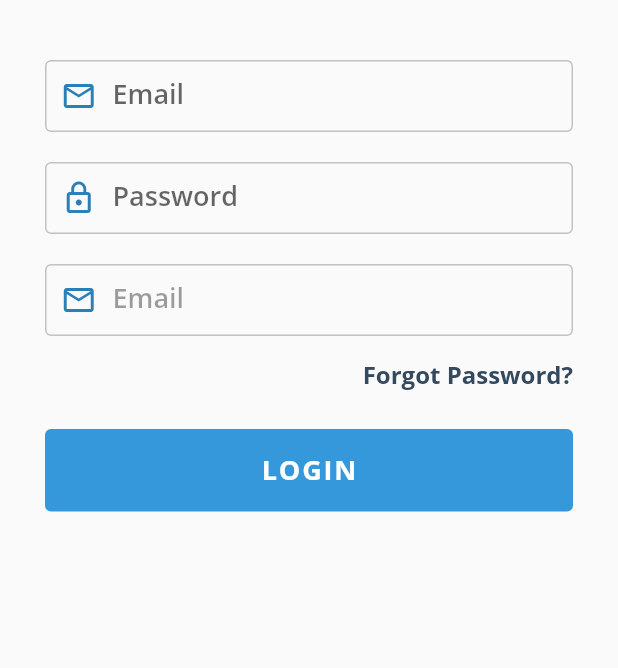
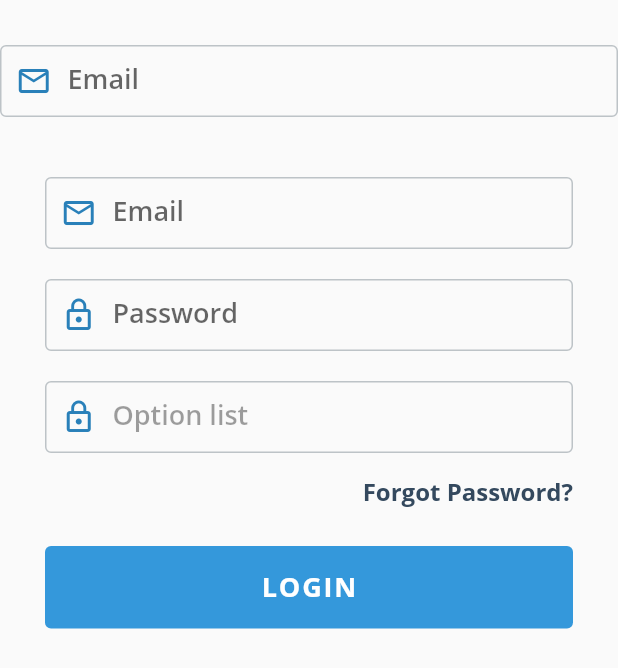
Before and after one commit to ainulya16/flat_ui, a Flutter app: the screen it shows after launch, on a phone screen of 412 x 824 dp. Shown: the top 668 px of the screen. Run offline on Flutter 3.47's test engine with Material 2 defaults, Android fonts, the phone set to English and light mode, and no system bars.

Commit message:
feat: dropdown field

```diff
--- a/example/lib/main.dart
+++ b/example/lib/main.dart
@@ -32,6 +32,13 @@ class MyHomePage extends StatefulWidget {
 
 class _MyHomePageState extends State<MyHomePage> {
   int _counter = 0;
+  List<OptionItem> options = [
+    OptionItem(label: 'Label text 1', value: 1),
+    OptionItem(label: 'dasds', value: 2),
+    OptionItem(label: 'Label text 3', value: 3),
+    OptionItem(label: 'Label text 4', value: 4),
+    OptionItem(label: 'Label text 5', value: 5),
+  ];
 
   void _incrementCounter() {
     setState(() {
@@ -49,6 +56,21 @@ class _MyHomePageState extends State<MyHomePage> {
           mainAxisAlignment: MainAxisAlignment.center,
           crossAxisAlignment: CrossAxisAlignment.center,
           children: <Widget>[
+            SizedBox(height: 30,),
+
+            Row(children: <Widget>[
+              Expanded(child: FUITextField(
+                label: 'Email',
+                allowNextFocus: true,
+                borderType: FUIFieldBorderType.bordered,
+                prefix: Icon(Icons.mail_outline, color: HexColor('#2980b9'),),
+                hintText: 'john@doe.com',
+                borderRadius: 4,
+                borderColor: '#bdc3c7',
+                focusedBorderColor: '2980b9',
+              ),),
+
+            ],),
             SizedBox(height: 30,),
             Padding(
               padding: const EdgeInsets.symmetric(horizontal:30.0, vertical: 10),
@@ -79,16 +101,14 @@ class _MyHomePageState extends State<MyHomePage> {
             Padding(
               padding: const EdgeInsets.symmetric(horizontal:30.0, vertical: 10),
               child: FUIDropdownList(
-                // label: 'Password',
-                // allowNextFocus: false,
-                // borderType: FUIFieldBorderType.bordered,
-                // prefix: Icon(Icons.lock_outline, color: HexColor('#2980b9'),),
-                // borderRadius: 4,
-                // obsecureText: true,
-                // borderColor: '#bdc3c7',
-                // focusedBorderColor: '2980b9',
+                options: options,
+                label: 'Option list',
+                borderType: FUIFieldBorderType.bordered,
+                prefix: Icon(Icons.lock_outline, color: HexColor('#2980b9'),),
+                borderRadius: 4,
               )
             ),
+
             Padding(
               padding: const EdgeInsets.symmetric(horizontal:30.0, vertical: 5),
               child: Row(
--- a/lib/Inputs/DropdownList.dart
+++ b/lib/Inputs/DropdownList.dart
@@ -1,11 +1,53 @@
 import 'package:flat_ui/flat_ui.dart';
 import 'package:flutter/material.dart';
 
+class OptionItem {
+  final String label;
+  final dynamic value;
+  OptionItem({this.label, this.value});
+}
 class FUIDropdownList extends StatefulWidget {
   final bool disabled;
-  final Function onChange;
+  final List<OptionItem> options;
+  final String initialValue;
+  final Function onChanged;
+  final String errorMessage;
+  final String label;
+  final String hintText;
+  final String suffixText;
+  final String helperText;
+  final String backgroundColor;
+  final String borderColor;
+  final String errorBorderColor;
+  final String focusedBorderColor;
+  final String disabledBorderColor;
+  final FUIFieldBorderType borderType;
+  final double borderRadius;
+  final dynamic prefix;
+  final Widget suffixIcon;
+  final FloatingLabelBehavior floatingLabelBehavior;
 
-  FUIDropdownList({this.disabled, this.onChange});
+  FUIDropdownList({
+    this.disabled,
+    this.onChanged,
+    @required this.options,
+    this.floatingLabelBehavior,
+    this.suffixIcon,
+    this.prefix,
+    this.backgroundColor,
+    this.helperText,
+    this.suffixText,
+    this.hintText,
+    this.label,
+    this.errorMessage,
+    this.initialValue,
+    this.borderType=FUIFieldBorderType.none,
+    this.borderRadius=10,
+    this.borderColor='#3498db',
+    this.errorBorderColor='#e74c3c',
+    this.focusedBorderColor='#3498db',
+    this.disabledBorderColor='#bdc3c7',
+  });
 
   @override
   _FUIDropdownListState createState() => _FUIDropdownListState();
@@ -14,6 +56,7 @@ class FUIDropdownList extends StatefulWidget {
 class _FUIDropdownListState extends State<FUIDropdownList>{
   bool isOpened = false;
   OverlayEntry _overlayEntry;
+  TextEditingController _controller = new TextEditingController();
   @override
   void initState() {
     super.initState();
@@ -46,6 +89,12 @@ class _FUIDropdownListState extends State<FUIDropdownList>{
     });
   }
 
+  onSelect(value) {
+    closeMenu();
+    _controller.text = value.toString();
+    widget.onChanged(value);
+  }
+
   _overlayEntryBuilder() {
     RenderBox renderBox = context.findRenderObject();
     var size = renderBox.size;
@@ -53,7 +102,7 @@ class _FUIDropdownListState extends State<FUIDropdownList>{
     return OverlayEntry(
       builder: (ctx) => Positioned(
             left: offset.dx,
-        top: offset.dy + size.height + 0.5,
+            top: offset.dy + size.height,
             width: size.width,
             child: Container(
               decoration: BoxDecoration(
@@ -62,9 +111,10 @@ class _FUIDropdownListState extends State<FUIDropdownList>{
               ),
               child: ListView.builder(
                 shrinkWrap: true,
-            itemCount: 4,
+                itemCount: widget.options.length,
                 itemBuilder: (buildCtx, index) {
-              return FlatButton(onPressed:closeMenu,child: Text('test'));
+                  var item = widget.options[index];
+                  return FlatButton(onPressed:()=>onSelect(item.value), child: Text(item.label,style: TextStyle(fontSize: 18, fontFamily: 'OpenSans'),));
                 },
               ),
             )
@@ -74,18 +124,29 @@ class _FUIDropdownListState extends State<FUIDropdownList>{
 
   @override
   Widget build(BuildContext context) {
+
     return InkWell(
         splashColor: Colors.transparent,
+        focusColor: Colors.transparent,
+        borderRadius: BorderRadius.circular(4),
         onTap: !isOpened ? openMenu : closeMenu,
               child: FUITextField(
-              label: 'Email',
+              label: widget.label,
               allowNextFocus: false,
-              borderType: FUIFieldBorderType.bordered,
-              prefix: Icon(Icons.mail_outline, color: HexColor('#2980b9'),),
-              hintText: 'john@doe.com',
-              borderRadius: 4,
-              borderColor: '#bdc3c7',
-              focusedBorderColor: '2980b9',
+              borderType: widget.borderType,
+              prefix: widget.prefix,
+              hintText: widget.hintText,
+              borderRadius: widget.borderRadius,
+              borderColor: widget.borderColor,
+              focusedBorderColor: widget.focusedBorderColor,
+              errorBorderColor: widget.errorBorderColor,
+              disabledBorderColor: widget.disabledBorderColor,
+              suffixIcon: widget.suffixIcon,
+              suffixText: widget.suffixText,
+              controller: _controller,
+              initialValue: widget.initialValue,
+              floatingLabelBehavior: widget.floatingLabelBehavior,
+              helperText: widget.helperText,
               enabled: false,
             ),
     );
--- a/lib/Inputs/TextField.dart
+++ b/lib/Inputs/TextField.dart
@@ -7,6 +7,7 @@ import 'package:flutter/services.dart';
 class FUITextField extends StatelessWidget {
   final bool autofocus;
   final bool enabled;
+  final bool readOnly;
   final String initialValue;
   final List<TextInputFormatter> inputFormatters;
   final bool obsecureText;
@@ -33,6 +34,7 @@ class FUITextField extends StatelessWidget {
   FUITextField({
       this.autofocus=false,
       this.enabled=true,
+      this.readOnly=false,
       this.initialValue,
       this.inputFormatters,
       this.obsecureText=false,
@@ -88,6 +90,7 @@ class FUITextField extends StatelessWidget {
       onTap: onTap,
       autofocus: autofocus,
       enabled: enabled,
+      readOnly: readOnly,
       initialValue: initialValue,
       inputFormatters: inputFormatters,
       obscureText: obsecureText,
```
Lines whose indentation alone changed are shown as unchanged.
